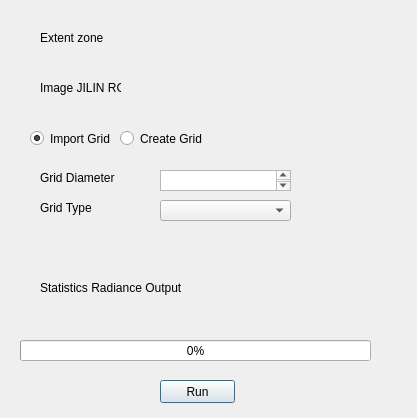
This is Interface_dialog_base.ui in MathieuChailloux/LightPollutionToolbox as Qt 5 draws it before an edit. The edited form follows.
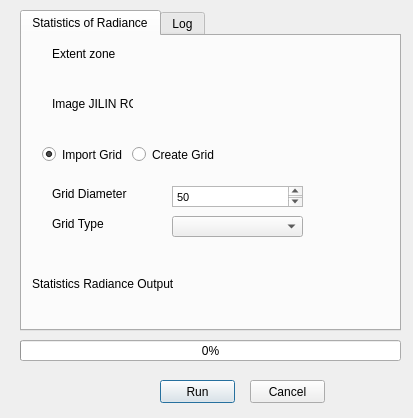
This is the edited form. The open tabs and pages were chosen to show the change. Custom widgets are drawn as their Qt base class.

Commit message: Rassemblement des fonctions utiles de DSFLI dans un même groupe Modification de l'interface pour prendre en compte les logs, la barre de progression et la symbologie pour le calcul de la radiance

The edit to the form file:
```diff
--- a/Interface_dialog_base.ui
+++ b/Interface_dialog_base.ui
@@ -6,7 +6,7 @@
    <rect>
     <x>0</x>
     <y>0</y>
-    <width>417</width>
+    <width>413</width>
     <height>418</height>
    </rect>
   </property>
@@ -26,43 +26,53 @@
     <string>Run</string>
    </property>
   </widget>
-  <widget class="QRadioButton" name="radioButtonImportGrid">
+  <widget class="QProgressBar" name="progressBar">
    <property name="geometry">
     <rect>
-     <x>30</x>
-     <y>130</y>
-     <width>82</width>
-     <height>17</height>
+     <x>20</x>
+     <y>340</y>
+     <width>381</width>
+     <height>21</height>
     </rect>
    </property>
-   <property name="text">
-    <string>Import Grid</string>
-   </property>
-   <property name="checked">
-    <bool>true</bool>
+   <property name="value">
+    <number>0</number>
    </property>
   </widget>
-  <widget class="QRadioButton" name="radioButtonCreateGrid">
-   <property name="enabled">
-    <bool>true</bool>
+  <widget class="QTabWidget" name="tabWidget">
+   <property name="geometry">
+    <rect>
+     <x>20</x>
+     <y>10</y>
+     <width>381</width>
+     <height>321</height>
+    </rect>
    </property>
+   <property name="currentIndex">
+    <number>0</number>
+   </property>
+   <widget class="QWidget" name="tabMain">
+    <attribute name="title">
+     <string>Statistics of Radiance</string>
+    </attribute>
+    <widget class="QgsFileWidget" name="outFile">
    <property name="geometry">
     <rect>
-     <x>120</x>
-     <y>130</y>
-     <width>82</width>
-     <height>17</height>
-    </rect>
-   </property>
-   <property name="text">
-    <string>Create Grid</string>
+       <x>150</x>
+       <y>240</y>
+       <width>181</width>
+       <height>27</height>
+      </rect>
+     </property>
+     <property name="storageMode">
+      <enum>QgsFileWidget::SaveFile</enum>
    </property>
   </widget>
   <widget class="QStackedWidget" name="stackedGridImportCreate">
    <property name="geometry">
     <rect>
-     <x>10</x>
-     <y>160</y>
+       <x>0</x>
+       <y>140</y>
      <width>341</width>
      <height>71</height>
     </rect>
@@ -131,6 +141,13 @@
        <height>21</height>
       </rect>
      </property>
+       <property name="html">
+        <string>&lt;!DOCTYPE HTML PUBLIC &quot;-//W3C//DTD HTML 4.0//EN&quot; &quot;http://www.w3.org/TR/REC-html40/strict.dtd&quot;&gt;
+&lt;html&gt;&lt;head&gt;&lt;meta name=&quot;qrichtext&quot; content=&quot;1&quot; /&gt;&lt;style type=&quot;text/css&quot;&gt;
+p, li { white-space: pre-wrap; }
+&lt;/style&gt;&lt;/head&gt;&lt;body style=&quot; font-family:'MS Shell Dlg 2'; font-size:8.25pt; font-weight:400; font-style:normal;&quot;&gt;
+&lt;p style=&quot; margin-top:0px; margin-bottom:0px; margin-left:0px; margin-right:0px; -qt-block-indent:0; text-indent:0px;&quot;&gt;50&lt;/p&gt;&lt;/body&gt;&lt;/html&gt;</string>
+       </property>
     </widget>
     <widget class="QgsFeatureListComboBox" name="gridType">
      <property name="geometry">
@@ -149,47 +166,66 @@
     </widget>
    </widget>
   </widget>
-  <widget class="QProgressBar" name="progressBar">
+    <widget class="QLabel" name="labelExtent_2">
    <property name="geometry">
     <rect>
-     <x>20</x>
-     <y>340</y>
-     <width>351</width>
-     <height>21</height>
-    </rect>
-   </property>
-   <property name="value">
-    <number>0</number>
-   </property>
-  </widget>
-  <widget class="QLabel" name="labelExtent">
-   <property name="geometry">
-    <rect>
-     <x>40</x>
-     <y>30</y>
-     <width>81</width>
+       <x>10</x>
+       <y>240</y>
+       <width>141</width>
      <height>16</height>
     </rect>
    </property>
    <property name="text">
-    <string>Extent zone</string>
+      <string>Statistics Radiance Output</string>
    </property>
   </widget>
   <widget class="QgsFileWidget" name="extentFile">
    <property name="geometry">
     <rect>
-     <x>150</x>
-     <y>30</y>
+       <x>140</x>
+       <y>10</y>
      <width>191</width>
      <height>27</height>
     </rect>
    </property>
   </widget>
+    <widget class="QRadioButton" name="radioButtonCreateGrid">
+     <property name="enabled">
+      <bool>true</bool>
+     </property>
+     <property name="geometry">
+      <rect>
+       <x>110</x>
+       <y>110</y>
+       <width>82</width>
+       <height>17</height>
+      </rect>
+     </property>
+     <property name="text">
+      <string>Create Grid</string>
+     </property>
+    </widget>
+    <widget class="QRadioButton" name="radioButtonImportGrid">
+     <property name="geometry">
+      <rect>
+       <x>20</x>
+       <y>110</y>
+       <width>82</width>
+       <height>17</height>
+      </rect>
+     </property>
+     <property name="text">
+      <string>Import Grid</string>
+     </property>
+     <property name="checked">
+      <bool>true</bool>
+     </property>
+    </widget>
   <widget class="QLabel" name="labelImage">
    <property name="geometry">
     <rect>
-     <x>40</x>
-     <y>80</y>
+       <x>30</x>
+       <y>60</y>
      <width>81</width>
      <height>16</height>
     </rect>
@@ -201,34 +237,57 @@
   <widget class="QgsFileWidget" name="ImageFile">
    <property name="geometry">
     <rect>
-     <x>150</x>
-     <y>80</y>
+       <x>140</x>
+       <y>60</y>
      <width>191</width>
      <height>27</height>
     </rect>
    </property>
   </widget>
-  <widget class="QLabel" name="labelExtent_2">
+    <widget class="QLabel" name="labelExtent">
    <property name="geometry">
     <rect>
-     <x>40</x>
-     <y>280</y>
-     <width>141</width>
+       <x>30</x>
+       <y>10</y>
+       <width>81</width>
      <height>16</height>
     </rect>
    </property>
    <property name="text">
-    <string>Statistics Radiance Output</string>
-   </property>
-  </widget>
-  <widget class="QgsFileWidget" name="FileOutput">
+      <string>Extent zone</string>
+     </property>
+    </widget>
+   </widget>
+   <widget class="QWidget" name="tabLog">
+    <attribute name="title">
+     <string>Log</string>
+    </attribute>
+    <widget class="QTextEdit" name="txtLog">
    <property name="geometry">
     <rect>
-     <x>180</x>
-     <y>280</y>
-     <width>181</width>
-     <height>27</height>
-    </rect>
+       <x>0</x>
+       <y>0</y>
+       <width>381</width>
+       <height>301</height>
+      </rect>
+     </property>
+     <property name="readOnly">
+      <bool>true</bool>
+     </property>
+    </widget>
+   </widget>
+  </widget>
+  <widget class="QPushButton" name="pushCancel">
+   <property name="geometry">
+    <rect>
+     <x>250</x>
+     <y>380</y>
+     <width>75</width>
+     <height>23</height>
+    </rect>
+   </property>
+   <property name="text">
+    <string>Cancel</string>
    </property>
   </widget>
  </widget>
```
Left out of the diff: 4 changed lines with no effect on the pictures. Lines whose indentation alone changed are shown as unchanged. The commit also changes 7 other files.
